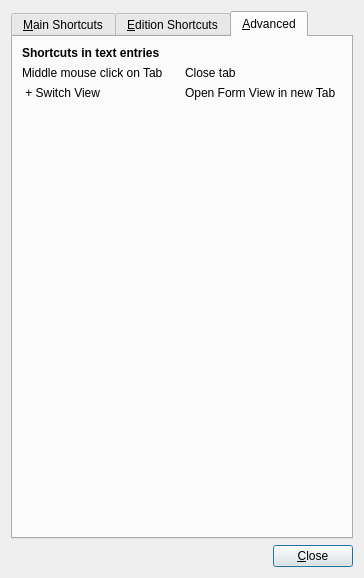
xrg/openerp-client-kde, file bin/ui/shortcuts.ui: the form before one commit.
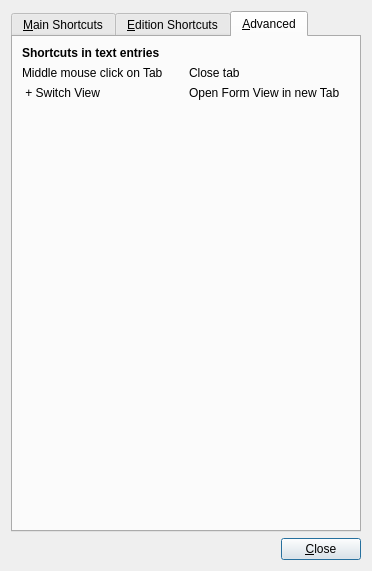
The form after the commit. The open tabs and pages were chosen to show the change. Icons and pictures are not drawn.

Commit message: Use Shift+Change View to open view in new tab. Now Ctrl+L is usable again. Fixed behaviour to don't crash when opening in new tab due to domain being set to None.

What changed in the file:
```diff
--- a/bin/ui/shortcuts.ui
+++ b/bin/ui/shortcuts.ui
@@ -5,8 +5,8 @@
    <rect>
     <x>0</x>
     <y>0</y>
-    <width>360</width>
-    <height>578</height>
+    <width>372</width>
+    <height>571</height>
    </rect>
   </property>
   <property name="windowTitle" >
@@ -407,8 +407,8 @@
        <rect>
         <x>0</x>
         <y>0</y>
-        <width>338</width>
-        <height>491</height>
+        <width>350</width>
+        <height>489</height>
        </rect>
       </property>
       <attribute name="title" >
@@ -441,7 +441,7 @@
          <item row="1" column="0" >
           <widget class="QLabel" name="label_53" >
            <property name="text" >
-            <string>&lt;Ctrl> + Switch View</string>
+            <string>&lt;Shift> + Switch View</string>
            </property>
           </widget>
          </item>
```
Left out of the diff: 13 changed lines with no effect on the pictures. The commit also changes 3 other files.
